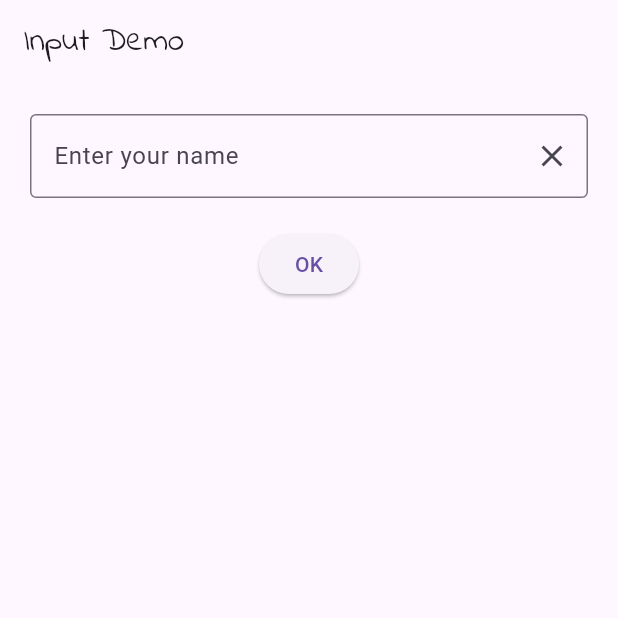
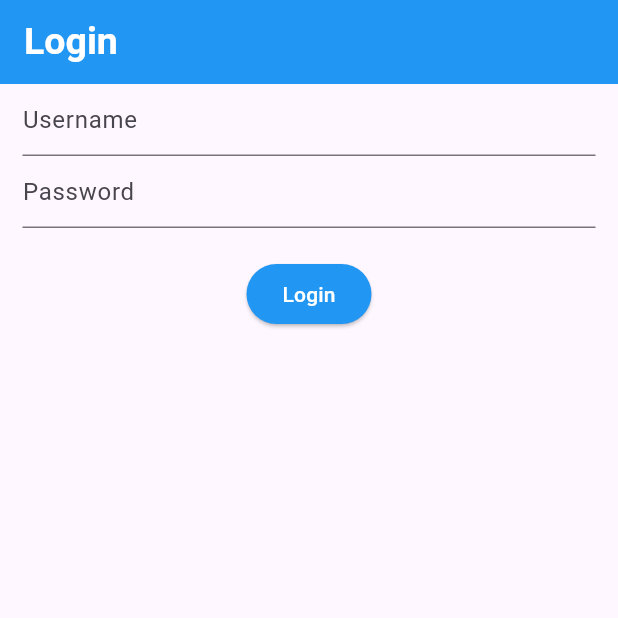
Before and after one commit to Sippakornnn/myapp, a Flutter app: the screen it shows after launch, on a phone screen of 412 x 824 dp, the top half of it. Run offline on Flutter 3.47's test engine with Material 3 defaults, Android fonts, the phone set to English and light mode, and no system bars.

Commit message:
Complete login function as an assignment 1 and add new font

```diff
--- a/lib/main.dart
+++ b/lib/main.dart
@@ -1,10 +1,10 @@
 import 'package:flutter/material.dart';
-import 'package:myapp/week04/input_demo.dart';
+import 'package:myapp/week04/login.dart';
 
 void main() {
   runApp(
     MaterialApp(
-      home: InputDemo()
+      home: Login()
     ),
   );
 }
--- /dev/null
+++ b/lib/week04/login.dart
@@ -0,0 +1,78 @@
+import 'package:flutter/material.dart';
+
+class Login extends StatefulWidget {
+  const Login({super.key});
+
+  @override
+  State<Login> createState() => _LoginState();
+}
+
+class _LoginState extends State<Login> {
+  // state variables
+  String username = '';
+  String password = '';
+  String message = '';
+
+  //function
+  void checkLogin() {
+    setState(() {
+      if (username != 'admin' || password != '1234') {
+        message = 'Wrong username or password';
+      } else {
+        message = 'Welcome admin';
+      }
+    });
+  }
+
+  @override
+  Widget build(BuildContext context) {
+    return Scaffold(
+      appBar: AppBar(
+        title: Text(
+          "Login",
+          style: TextStyle(
+            fontSize: 25,
+            fontWeight: FontWeight.bold,
+            color: Colors.white,
+          ),
+        ),
+        backgroundColor: Colors.blue,
+      ),
+      body: Column(
+        children: [
+          Padding(
+            padding: const EdgeInsets.symmetric(horizontal: 15),
+            child: TextField(
+              decoration: InputDecoration(hintText: 'Username'),
+              onChanged: (String value) {
+                username = value;
+              },
+            ),
+          ),
+          Padding(
+            padding: const EdgeInsets.symmetric(horizontal: 15),
+            child: TextField(
+              decoration: InputDecoration(hintText: 'Password'),
+              onChanged: (String value) {
+                password = value;
+              },
+              obscureText: true,
+            ),
+          ),
+          SizedBox(height: 20),
+          ElevatedButton(
+            style: ElevatedButton.styleFrom(
+              backgroundColor: Colors.blue,
+              foregroundColor: Colors.white,
+            ),
+            onPressed: checkLogin,
+            child: Text("Login"),
+          ),
+          SizedBox(height: 10),
+
+          Text(message, style: TextStyle(fontSize: 16, color: Colors.red)),
+        ],
+      ),
+    );
+  }
+}
--- a/pubspec.yaml
+++ b/pubspec.yaml
@@ -79,9 +79,9 @@ flutter:
         - asset: fonts/IndieFlower-Regular.ttf
         # - asset: fonts/Schyler-Italic.ttf
         #   style: italic
-  #   - family: Trajan Pro
-  #     fonts:
-  #       - asset: fonts/TrajanPro.ttf
+    - family: ThaiSansNeue
+      fonts:
+        - asset: fonts/ThaiSansNeue-Regular.ttf
   #       - asset: fonts/TrajanPro_Bold.ttf
   #         weight: 700
   #
```
Also changed, not shown: fonts/ThaiSansNeue-Regular.ttf (added).
